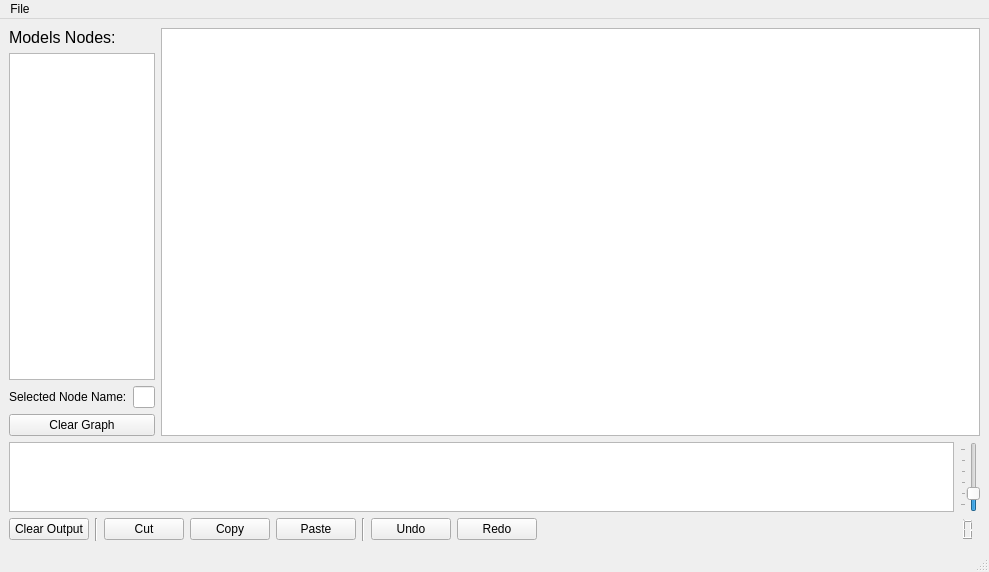
The window that mainwindow.ui (cdit-ma/SEM) describes before a commit, drawn with Qt 5.
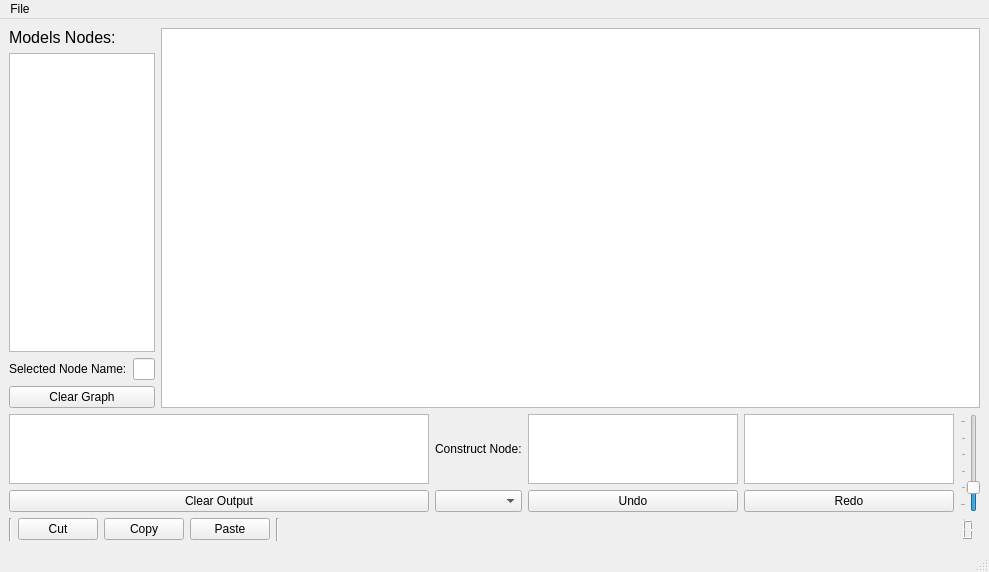
The same window after the commit. Custom widgets are drawn as their Qt base class.

Commit message: Add sort and undo features.

```diff
--- a/mainwindow.ui
+++ b/mainwindow.ui
@@ -69,9 +69,65 @@
        </layout>
       </item>
       <item>
-       <layout class="QHBoxLayout" name="horizontalLayout_2">
+       <layout class="QHBoxLayout" name="horizontalLayout_2" stretch="4,0,2,2,0,1">
         <item>
-         <widget class="QTextBrowser" name="DebugOuputText"/>
+         <layout class="QVBoxLayout" name="verticalLayout_7">
+          <item>
+           <widget class="QTextBrowser" name="DebugOuputText"/>
+          </item>
+          <item>
+           <widget class="QPushButton" name="pushButton">
+            <property name="text">
+             <string>Clear Output</string>
+            </property>
+           </widget>
+          </item>
+         </layout>
+        </item>
+        <item>
+         <layout class="QVBoxLayout" name="verticalLayout_8">
+          <item>
+           <widget class="QLabel" name="label_3">
+            <property name="text">
+             <string>Construct Node:</string>
+            </property>
+           </widget>
+          </item>
+          <item>
+           <widget class="QComboBox" name="constructBox"/>
+          </item>
+         </layout>
+        </item>
+        <item>
+         <layout class="QVBoxLayout" name="verticalLayout_4">
+          <item>
+           <widget class="QListView" name="UndoListView"/>
+          </item>
+          <item>
+           <widget class="QPushButton" name="pushButton_6">
+            <property name="text">
+             <string>Undo</string>
+            </property>
+           </widget>
+          </item>
+         </layout>
+        </item>
+        <item>
+         <layout class="QVBoxLayout" name="verticalLayout_6">
+          <item>
+           <widget class="QListView" name="RedoListView"/>
+          </item>
+          <item>
+           <widget class="QPushButton" name="pushButton_7">
+            <property name="text">
+             <string>Redo</string>
+            </property>
+           </widget>
+          </item>
+         </layout>
+        </item>
+        <item>
+         <layout class="QVBoxLayout" name="verticalLayout_5"/>
         </item>
         <item>
          <widget class="QSlider" name="verticalSlider">
@@ -102,13 +158,6 @@
       </item>
       <item>
        <layout class="QHBoxLayout" name="horizontalLayout">
-        <item>
-         <widget class="QPushButton" name="pushButton">
-          <property name="text">
-           <string>Clear Output</string>
-          </property>
-         </widget>
-        </item>
         <item>
          <widget class="Line" name="line_2">
           <property name="orientation">
@@ -144,20 +193,6 @@
           </property>
          </widget>
         </item>
-        <item>
-         <widget class="QPushButton" name="pushButton_6">
-          <property name="text">
-           <string>Undo</string>
-          </property>
-         </widget>
-        </item>
-        <item>
-         <widget class="QPushButton" name="pushButton_7">
-          <property name="text">
-           <string>Redo</string>
-          </property>
-         </widget>
-        </item>
         <item>
          <spacer name="horizontalSpacer">
           <property name="orientation">
```
The commit also changes 18 other files.
